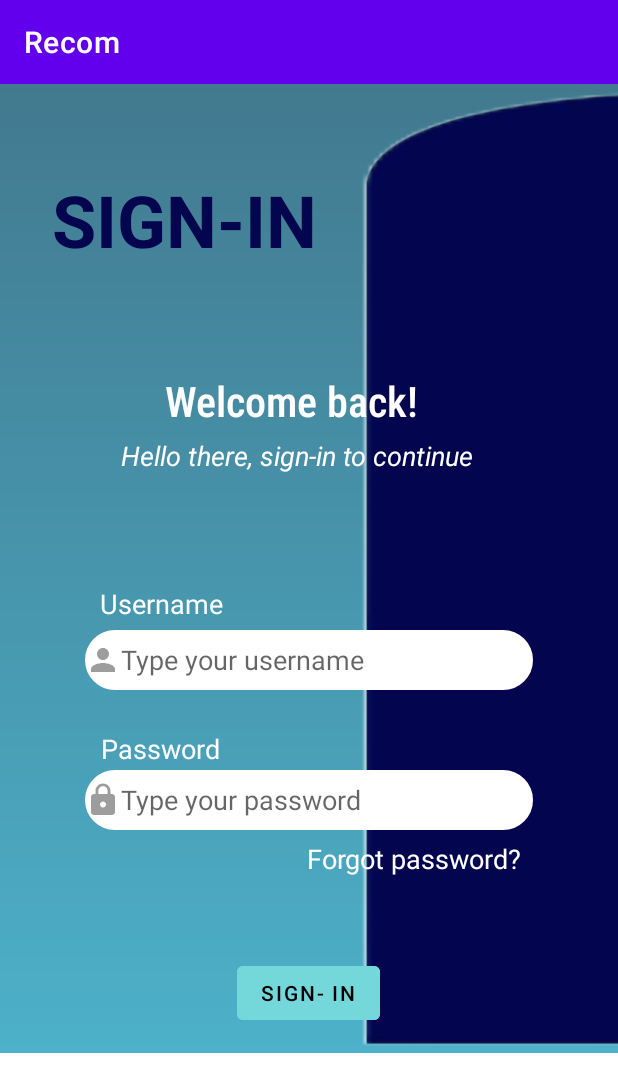
After one commit to cob-byte/Recom, an Android app: the SignIn screen opened directly, with no data from a screen before it, on a phone screen of 412 x 824 dp. The commit adds this screen. Shown: the top 1092 px of the screen. Run offline under Robolectric (Android 15) with nearby library versions, the phone set to English and light mode, and no system bars.

Commit message:
Creating sign in page
naglagay me border, signin_design, gradient_bg then nag add me sa colors

```diff
--- a/app/src/main/AndroidManifest.xml
+++ b/app/src/main/AndroidManifest.xml
@@ -13,17 +13,22 @@
         android:theme="@style/Theme.Recom"
         tools:targetApi="31">
         <activity
+            android:name=".SignIn"
+            android:exported="false">
+            <meta-data
+                android:name="android.app.lib_name"
+                android:value="" />
+        </activity>
+        <activity
             android:name=".activityIntro"
             android:exported="true">
-
             <intent-filter>
                 <action android:name="android.intent.action.MAIN" />
 
                 <category android:name="android.intent.category.LAUNCHER" />
             </intent-filter>
         </activity>
-        <activity android:name=".MainActivity">
-        </activity>
+        <activity android:name=".MainActivity"></activity>
     </application>
 
 </manifest>
--- /dev/null
+++ b/app/src/main/java/com/example/recom/SignIn.java
@@ -0,0 +1,14 @@
+package com.example.recom;
+
+import androidx.appcompat.app.AppCompatActivity;
+
+import android.os.Bundle;
+
+public class SignIn extends AppCompatActivity {
+
+    @Override
+    protected void onCreate(Bundle savedInstanceState) {
+        super.onCreate(savedInstanceState);
+        setContentView(R.layout.activity_sign_in);
+    }
+}
--- /dev/null
+++ b/app/src/main/res/drawable/border.xml
@@ -0,0 +1,11 @@
+<?xml version="1.0" encoding="utf-8"?>
+<shape xmlns:android="http://schemas.android.com/apk/res/android"
+    android:shape="rectangle">
+
+    <stroke
+        android:width="2dp"
+        android:color="@color/white"/>
+    <corners
+        android:radius="30dp"/>
+
+</shape>
--- /dev/null
+++ b/app/src/main/res/drawable/ic_baseline_lock_24.xml
@@ -0,0 +1,5 @@
+<vector android:height="24dp" android:tint="#9D9D9D"
+    android:viewportHeight="24" android:viewportWidth="24"
+    android:width="24dp" xmlns:android="http://schemas.android.com/apk/res/android">
+    <path android:fillColor="@android:color/white" android:pathData="M18,8h-1L17,6c0,-2.76 -2.24,-5 -5,-5S7,3.24 7,6v2L6,8c-1.1,0 -2,0.9 -2,2v10c0,1.1 0.9,2 2,2h12c1.1,0 2,-0.9 2,-2L20,10c0,-1.1 -0.9,-2 -2,-2zM12,17c-1.1,0 -2,-0.9 -2,-2s0.9,-2 2,-2 2,0.9 2,2 -0.9,2 -2,2zM15.1,8L8.9,8L8.9,6c0,-1.71 1.39,-3.1 3.1,-3.1 1.71,0 3.1,1.39 3.1,3.1v2z"/>
+</vector>
--- /dev/null
+++ b/app/src/main/res/drawable/ic_baseline_person_24.xml
@@ -0,0 +1,5 @@
+<vector android:height="24dp" android:tint="#9D9D9D"
+    android:viewportHeight="24" android:viewportWidth="24"
+    android:width="24dp" xmlns:android="http://schemas.android.com/apk/res/android">
+    <path android:fillColor="@android:color/white" android:pathData="M12,12c2.21,0 4,-1.79 4,-4s-1.79,-4 -4,-4 -4,1.79 -4,4 1.79,4 4,4zM12,14c-2.67,0 -8,1.34 -8,4v2h16v-2c0,-2.66 -5.33,-4 -8,-4z"/>
+</vector>
--- /dev/null
+++ b/app/src/main/res/layout/activity_sign_in.xml
@@ -0,0 +1,165 @@
+<?xml version="1.0" encoding="utf-8"?>
+<androidx.constraintlayout.widget.ConstraintLayout xmlns:android="http://schemas.android.com/apk/res/android"
+    xmlns:app="http://schemas.android.com/apk/res-auto"
+    xmlns:tools="http://schemas.android.com/tools"
+    android:layout_width="match_parent"
+    android:layout_height="match_parent"
+    tools:context=".SignIn">
+
+    <ImageView
+        android:id="@+id/ivimage"
+        android:layout_width="946dp"
+        android:layout_height="646dp"
+        android:scaleType="centerCrop"
+        android:src="@drawable/gradient_bg"
+        tools:layout_editor_absoluteX="-372dp"
+        tools:layout_editor_absoluteY="-328dp"
+        tools:ignore="MissingConstraints" />
+
+    <ImageView
+        android:id="@+id/image"
+        android:layout_width="946dp"
+        android:layout_height="646dp"
+        android:scaleType="centerCrop"
+        android:src="@drawable/signin_design"
+        tools:layout_editor_absoluteX="-268dp"
+        tools:layout_editor_absoluteY="127dp"
+        tools:ignore="MissingConstraints" />
+
+    <TextView
+        android:id="@+id/Sgn"
+        android:layout_width="wrap_content"
+        android:layout_height="wrap_content"
+        android:text="SIGN-IN"
+        android:textStyle="bold"
+        android:textColor="@color/blue"
+        android:textSize="48sp"
+        app:layout_constraintBottom_toBottomOf="parent"
+        app:layout_constraintEnd_toEndOf="parent"
+        app:layout_constraintHorizontal_bias="0.148"
+        app:layout_constraintStart_toStartOf="parent"
+        app:layout_constraintTop_toTopOf="parent"
+        app:layout_constraintVertical_bias="0.082" />
+
+    <TextView
+        android:id="@+id/wback"
+        android:layout_width="wrap_content"
+        android:layout_height="wrap_content"
+        android:fontFamily="sans-serif-condensed-light"
+        android:text="Welcome back!"
+        android:textColor="@color/white"
+        android:textSize="28sp"
+        android:textStyle="bold"
+        app:layout_constraintBottom_toBottomOf="parent"
+        app:layout_constraintEnd_toEndOf="parent"
+        app:layout_constraintHorizontal_bias="0.454"
+        app:layout_constraintStart_toStartOf="parent"
+        app:layout_constraintTop_toTopOf="parent"
+        app:layout_constraintVertical_bias="0.263" />
+
+    <TextView
+        android:id="@+id/wback2"
+        android:layout_width="wrap_content"
+        android:layout_height="wrap_content"
+        android:text="Hello there, sign-in to continue"
+        android:textStyle="italic"
+        android:textSize="18sp"
+        android:textColor="@color/white"
+        app:layout_constraintBottom_toBottomOf="parent"
+        app:layout_constraintEnd_toEndOf="parent"
+        app:layout_constraintHorizontal_bias="0.456"
+        app:layout_constraintStart_toStartOf="parent"
+        app:layout_constraintTop_toTopOf="parent"
+        app:layout_constraintVertical_bias="0.317" />
+
+    <TextView
+        android:id="@+id/wback5"
+        android:layout_width="wrap_content"
+        android:layout_height="wrap_content"
+        android:clickable="true"
+        android:text="Forgot password?"
+        android:textSize="18sp"
+        android:textColor="@color/white"
+        app:layout_constraintBottom_toBottomOf="parent"
+        app:layout_constraintEnd_toEndOf="parent"
+        app:layout_constraintHorizontal_bias="0.761"
+        app:layout_constraintStart_toStartOf="parent"
+        app:layout_constraintTop_toTopOf="parent"
+        app:layout_constraintVertical_bias="0.678" />
+
+    <TextView
+        android:id="@+id/wback3"
+        android:layout_width="wrap_content"
+        android:layout_height="wrap_content"
+        android:text="Username"
+        android:textSize="18sp"
+        android:textColor="@color/white"
+        app:layout_constraintBottom_toBottomOf="parent"
+        app:layout_constraintEnd_toEndOf="parent"
+        app:layout_constraintHorizontal_bias="0.203"
+        app:layout_constraintStart_toStartOf="parent"
+        app:layout_constraintTop_toTopOf="parent"
+        app:layout_constraintVertical_bias="0.449" />
+
+    <TextView
+        android:id="@+id/wback4"
+        android:layout_width="wrap_content"
+        android:layout_height="wrap_content"
+        android:text="Password"
+        android:textColor="@color/white"
+        android:textSize="18sp"
+        app:layout_constraintBottom_toBottomOf="parent"
+        app:layout_constraintEnd_toEndOf="parent"
+        app:layout_constraintHorizontal_bias="0.202"
+        app:layout_constraintStart_toStartOf="parent"
+        app:layout_constraintTop_toTopOf="parent"
+        app:layout_constraintVertical_bias="0.579" />
+
+    <EditText
+        android:id="@+id/usrname"
+        android:layout_width="wrap_content"
+        android:layout_height="40dp"
+        android:background="@drawable/border"
+        android:drawableLeft="@drawable/ic_baseline_person_24"
+        android:ems="14"
+        android:hint="Type your username"
+        android:inputType="textPersonName"
+        android:textColor="@color/white"
+        android:backgroundTint="@color/white"
+        app:layout_constraintBottom_toBottomOf="parent"
+        app:layout_constraintEnd_toEndOf="parent"
+        app:layout_constraintStart_toStartOf="parent"
+        app:layout_constraintTop_toTopOf="parent" />
+
+    <EditText
+        android:id="@+id/txtpassword"
+        android:layout_width="wrap_content"
+        android:layout_height="40dp"
+        android:background="@drawable/border"
+        android:drawableLeft="@drawable/ic_baseline_lock_24"
+        android:ems="14"
+        android:hint="Type your password"
+        android:backgroundTint="@color/white"
+        app:layout_constraintBottom_toBottomOf="parent"
+        app:layout_constraintEnd_toEndOf="parent"
+        app:layout_constraintHorizontal_bias="0.502"
+        app:layout_constraintStart_toStartOf="parent"
+        app:layout_constraintTop_toTopOf="parent"
+        app:layout_constraintVertical_bias="0.628" />
+
+    <Button
+        android:id="@+id/btnsignin"
+
+        android:layout_width="wrap_content"
+        android:layout_height="wrap_content"
+        android:text="Sign- in"
+        android:textColor="@color/black"
+        android:backgroundTint="@color/click_sign_color"
+        app:layout_constraintBottom_toBottomOf="parent"
+        app:layout_constraintEnd_toEndOf="parent"
+        app:layout_constraintHorizontal_bias="0.498"
+        app:layout_constraintStart_toStartOf="parent"
+        app:layout_constraintTop_toTopOf="parent"
+        app:layout_constraintVertical_bias="0.808" />
+
+</androidx.constraintlayout.widget.ConstraintLayout>
--- a/app/src/main/res/values/colors.xml
+++ b/app/src/main/res/values/colors.xml
@@ -7,6 +7,8 @@
     <color name="teal_700">#FF018786</color>
     <color name="black">#FF000000</color>
     <color name="white">#FFFFFFFF</color>
+    <color name="blue">#03054E</color>
+
 
     <color name="colorPrimary">#ffffff</color>
     <color name="colorPrimaryDark">#ffffff</color>
@@ -16,7 +18,7 @@
 
     <color name="gradient_start_color">#4c84ff</color>
     <color name="gradient_end_color">#18a3fe</color>
-
+    <color name="click_sign_color">#74D7DA</color>
 
     <!-- colors for tab and screent text -->
 
```
Also changed, not shown: app/src/main/res/drawable-v24/signin_design.png (added), app/src/main/res/drawable/gradient_bg.png (added).
